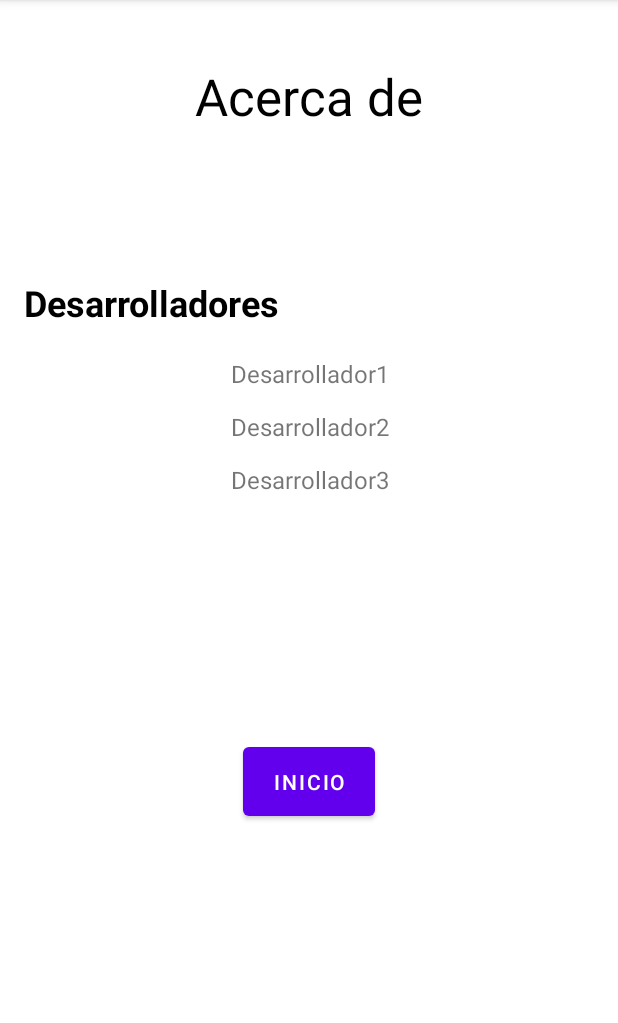
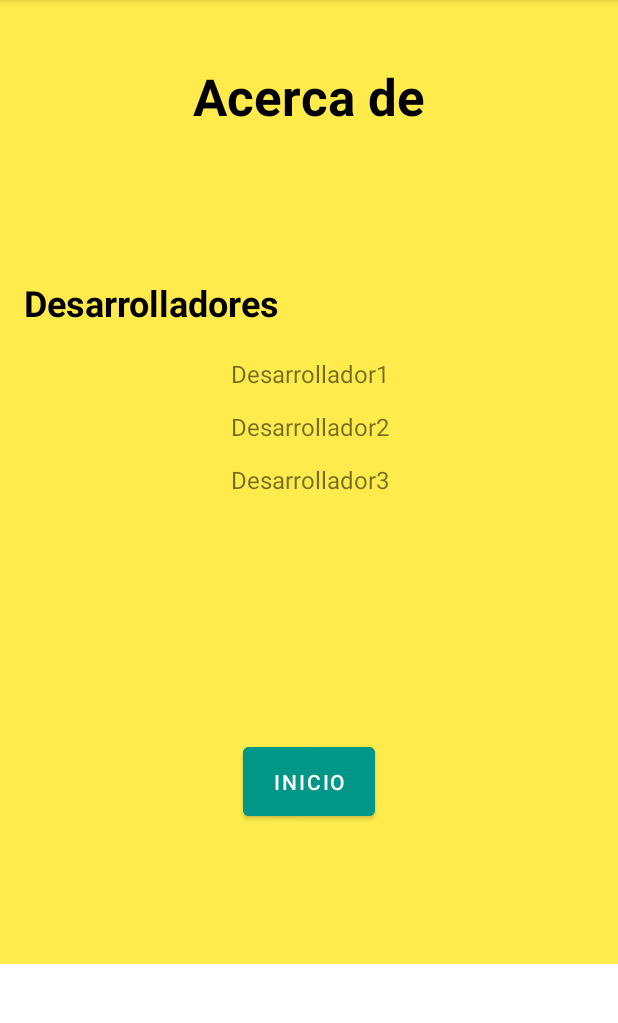
Before and after one commit to PabloFP64/LosSimpsons, an Android app: the AcercaDe screen opened directly, with no data from a screen before it, on a phone screen of 412 x 824 dp, the part 84-1107 px from its top. Run offline under Robolectric (Android 15) with nearby library versions, the phone set to English and light mode, and no system bars.

```diff
--- a/app/src/main/res/layout/activity_acerca_de.xml
+++ b/app/src/main/res/layout/activity_acerca_de.xml
@@ -4,6 +4,8 @@
     xmlns:tools="http://schemas.android.com/tools"
     android:layout_width="match_parent"
     android:layout_height="wrap_content"
+    android:background="#FFFFFF"
+    android:backgroundTint="#E8FFEB3B"
     android:gravity="center"
     android:orientation="vertical"
     android:paddingStart="16dp"
@@ -23,6 +25,7 @@
             android:text="@string/main_acerca_de"
             android:textColor="@color/black"
             android:textSize="34sp"
+            android:textStyle="bold"
             app:layout_constraintBottom_toBottomOf="parent"
             app:layout_constraintEnd_toEndOf="parent"
             app:layout_constraintStart_toStartOf="parent"
@@ -95,6 +98,7 @@
             android:layout_width="wrap_content"
             android:layout_height="58dp"
             android:layout_gravity="center"
+            android:backgroundTint="#009688"
             android:text="Inicio"
             android:textAlignment="center"
             app:layout_constraintEnd_toEndOf="parent"
--- a/app/src/main/res/layout/activity_inicio.xml
+++ b/app/src/main/res/layout/activity_inicio.xml
@@ -19,6 +19,7 @@
         android:id="@+id/button9"
         android:layout_width="wrap_content"
         android:layout_height="wrap_content"
+        android:backgroundTint="#00BCD4"
         android:text="LOG IN"
         tools:layout_editor_absoluteX="78dp"
         tools:layout_editor_absoluteY="332dp" />
@@ -67,6 +68,7 @@
         android:id="@+id/button10"
         android:layout_width="wrap_content"
         android:layout_height="wrap_content"
+        android:backgroundTint="#9C27B0"
         android:text="REGISTRARSE"
         tools:layout_editor_absoluteX="187dp"
         tools:layout_editor_absoluteY="332dp" />
--- a/app/src/main/res/layout/activity_personajes.xml
+++ b/app/src/main/res/layout/activity_personajes.xml
@@ -23,7 +23,6 @@
         app:layout_constraintEnd_toEndOf="parent"
         app:layout_constraintHorizontal_bias="0.495"
         app:layout_constraintStart_toStartOf="parent"
-        app:layout_constraintTop_toBottomOf="@+id/texto_jugadores"
         app:layout_constraintVertical_bias="0.326">
 
         <ImageView
```
